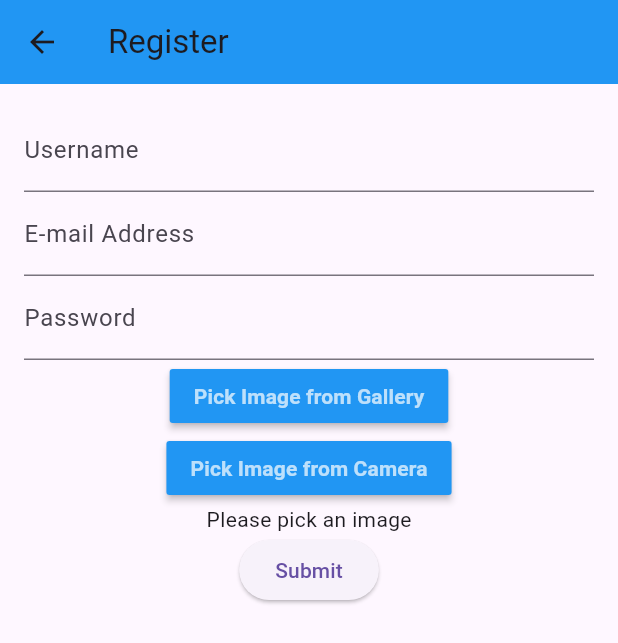
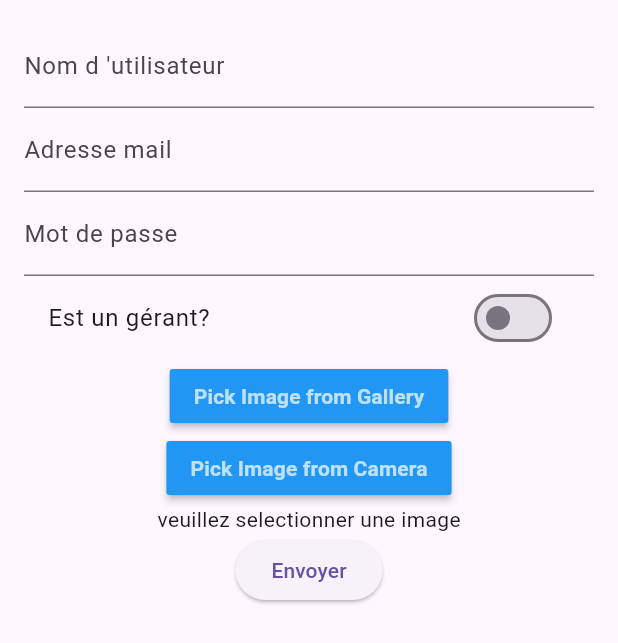
Before and after one commit to Eduardo-Cerqueira/stable, a Flutter app: the MyForm screen opened directly, on a phone screen of 412 x 824 dp. Shown: the top 643 px of the screen. Run offline on Flutter 3.47's test engine with Material 3 defaults, Android fonts, the phone set to English and light mode, and no system bars; our stand-ins replace flutter_image_compress, get, image_picker; missing offline and left inert: mongo_dart, niku.

Commit message:
ajout de admin

```diff
--- a/lib/components/login.dart
+++ b/lib/components/login.dart
@@ -98,7 +98,7 @@ class LoginFormState extends State<LoginForm> {
                           Get.snackbar('Error', 'Invalid Credentials',
                               backgroundColor: Colors.red[300]);
                         }
-                        Get.to(HomePage(user: user));
+                        Get.to(() => HomePage(user: user));
                       }
                     }
                   } else {
--- a/lib/database/create_party.dart
+++ b/lib/database/create_party.dart
@@ -11,7 +11,7 @@ class MongoDataBase {
   }
 
   static Future<void> insertEvent(String nomSoiree, String typeSoiree,
-      DateTime? selectedDate, ObjectId userID) async {
+      DateTime? selectedDate, String userID) async {
     var db = await Db.create(MONGO_URL);
     await db.open();
     inspect(db);
@@ -19,7 +19,7 @@ class MongoDataBase {
     var collection = db.collection('soirees_evenements');
     var userCollection = db.collection('users');
 
-    var user = await userCollection.findOne(where.id(userID));
+    var user = await userCollection.findOne(where.id(ObjectId.parse(userID)));
 
     if (user != null) {
       var userName = user['name'];
--- a/lib/database/party_actions.dart
+++ b/lib/database/party_actions.dart
@@ -3,12 +3,12 @@ import 'package:mongo_dart/mongo_dart.dart';
 
 class PartyActions {
   static Future<void> bringItemToParty(
-      String soireeName, String itemToBring, ObjectId userId) async {
+      String soireeName, String itemToBring, String userID) async {
     final Db db = await Db.create(MONGO_URL);
     await db.open();
     var partyCollection = db.collection('soirees_evenements');
     var userCollection = db.collection('users');
-    var user = await userCollection.findOne(where.id(userId));
+    var user = await userCollection.findOne(where.id(ObjectId.parse(userID)));
 
     Map<String, dynamic>? party =
         await partyCollection.findOne(where.eq('name', soireeName));
--- a/lib/pages/modify_pass_page.dart
+++ b/lib/pages/modify_pass_page.dart
@@ -2,8 +2,7 @@ import 'package:flutter/material.dart';
 import 'package:stable/components/modify_pass.dart';
 
 class ModifyPassPage extends StatelessWidget {
-  final dynamic user;
-  const ModifyPassPage({super.key, this.user});
+  const ModifyPassPage({Key? key}) : super(key: key);
 
   @override
   Widget build(BuildContext context) {
@@ -14,10 +13,10 @@ class ModifyPassPage extends StatelessWidget {
           backgroundColor: Colors.orange,
           title: const Text('Change Password'),
           ),
-          body: Column(
+          body: const Column(
             mainAxisAlignment: MainAxisAlignment.center,
             children: [
-              ModifyPassForm(user: user),
+              ModifyPassForm(),
             ],
         ),
       )
--- a/lib/pages/party_list_page.dart
+++ b/lib/pages/party_list_page.dart
@@ -1,5 +1,4 @@
 import 'package:flutter/material.dart';
-import 'package:mongo_dart/mongo_dart.dart' as m;
 import 'package:stable/database/list_party_database.dart';
 import 'package:stable/database/party_actions.dart';
 
@@ -66,7 +65,7 @@ class _ListeSoireesPageState extends State<ListeSoireesPage> {
     );
   }
 
-  void _addPartyItem(m.ObjectId userID) async {
+  void _addPartyItem(String userID) async {
     final itemToBring = itemToBringController.text;
     if (itemToBring.isNotEmpty && selectedSoireeIndex >= 0) {
       await PartyActions.bringItemToParty(
--- a/lib/pages/party_page.dart
+++ b/lib/pages/party_page.dart
@@ -6,13 +6,13 @@ import 'package:stable/pages/home_page.dart';
 class PartyPage extends StatefulWidget {
   final dynamic user;
 
-  const PartyPage({super.key, required this.user});
+  const PartyPage({Key? key, required this.user}) : super(key: key);
 
   @override
-  PartyPageState createState() => PartyPageState();
+  _PartyPageState createState() => _PartyPageState();
 }
 
-class PartyPageState extends State<PartyPage> {
+class _PartyPageState extends State<PartyPage> {
   final GlobalKey<FormState> _formKey = GlobalKey<FormState>();
   final TextEditingController nomSoireeController = TextEditingController();
   bool isAperoSelected = false;
@@ -64,7 +64,7 @@ class PartyPageState extends State<PartyPage> {
             title: const Text('Party Page'),
             backgroundColor: Colors.blue,
             leading: IconButton(
-                onPressed: () => Get.to(() => HomePage(user: widget.user)),
+                onPressed: () => Get.to(() => const HomePage()),
                 icon: const Icon(Icons.navigate_next))),
         body: Center(
           child: Form(
@@ -141,7 +141,7 @@ class PartyPageState extends State<PartyPage> {
                 ElevatedButton(
                   onPressed: () {
                     _submitForm();
-                    Get.to(HomePage(user: widget.user));
+                    Get.to(const HomePage());
                   },
                   child: const Text('Créer la soirée'),
                 ),
--- a/lib/pages/profile.dart
+++ b/lib/pages/profile.dart
@@ -1,7 +1,5 @@
 import 'dart:typed_data';
 import 'package:flutter/material.dart';
-import 'package:get/get.dart';
-import 'package:stable/pages/login_page.dart';
 import '../database.dart';
 import 'package:image_picker/image_picker.dart';
 import 'dart:io';
@@ -19,10 +17,11 @@ class MyForm extends StatefulWidget {
 
 class _MyFormState extends State<MyForm> {
   File? _selectedImage;
+  bool isManager = false;
 
   final _formKey = GlobalKey<FormState>();
-  final TextEditingController _usernameController = TextEditingController();
-  final TextEditingController _emailController = TextEditingController();
+  final TextEditingController _nameController = TextEditingController();
+  final TextEditingController _mailController = TextEditingController();
   final TextEditingController _passwordController = TextEditingController();
 
   var _db;
@@ -45,14 +44,15 @@ class _MyFormState extends State<MyForm> {
 
   void _submit() async {
     if (_db != null) {
-      final String username = _usernameController.text;
-      final String email = _emailController.text;
+      final String name = _nameController.text;
+      final String mail = _mailController.text;
       final String password = _passwordController.text;
       insertUsers(_db, {
-        "username": username,
-        "email": email,
+        "name": name,
+        "mail": mail,
         "password": password,
-        "image": _image
+        "image": _image,
+        "isManager": isManager // Ajouter le statut de gérant à la base de données.
       });
     } else {
       print("noDB");
@@ -106,10 +106,6 @@ class _MyFormState extends State<MyForm> {
   @override
   Widget build(BuildContext context) {
     return Scaffold(
-      appBar: AppBar(
-        backgroundColor: Colors.blue,
-        title: const Text("Register"),
-      ),
       body: Center(
         child: Padding(
           padding: const EdgeInsets.all(16.0),
@@ -118,36 +114,43 @@ class _MyFormState extends State<MyForm> {
             child: Column(
               children: <Widget>[
                 TextFormField(
-                  controller: _usernameController,
+                  controller: _nameController,
                   decoration:
-                      const InputDecoration(labelText: "Username"),
+                      const InputDecoration(labelText: "Nom d 'utilisateur"),
                   validator: (value) {
                     if (value!.isEmpty) {
-                      return 'Please enter a username.';
+                      return 'Veuillez entrer votre nom.';
                     }
                     return null;
                   },
                 ),
                 TextFormField(
-                  controller: _emailController,
-                  decoration:
-                      const InputDecoration(labelText: "E-mail Address"),
+                  controller: _mailController,
+                  decoration: const InputDecoration(labelText: "Adresse mail"),
                   validator: (value) {
                     if (value!.isEmpty) {
-                      return 'Please enter your e-mail address.';
+                      return 'Veuillez entrer votre mail.';
                     }
                     return null;
                   },
                 ),
                 TextFormField(
-                  obscureText: true,
                   controller: _passwordController,
-                  decoration: const InputDecoration(labelText: "Password"),
+                  decoration: const InputDecoration(labelText: "Mot de passe"),
                   validator: (value) {
                     if (value!.isEmpty) {
-                      return 'Please enter a password.';
+                      return 'Veuillez entrer votre mot de passe.';
                     }
                     return null;
+                  },
+                ),
+                SwitchListTile(  // Ajouter un switch pour définir le rôle de l'utilisateur.
+                  title: const Text('Est un gérant?'),
+                  value: isManager,
+                  onChanged: (bool value) {
+                    setState(() {
+                      isManager = value;
+                    });
                   },
                 ),
                 MaterialButton(
@@ -171,15 +174,14 @@ class _MyFormState extends State<MyForm> {
                 _selectedImage != null
                     ? Image.file(_selectedImage!,
                         width: 150, height: 150, fit: BoxFit.cover)
-                    : const Text("Please pick an image"),
+                    : const Text("veuillez selectionner une image"),
                 ElevatedButton(
                   onPressed: () {
                     if (_formKey.currentState!.validate()) {
                       _submit();
-                      Get.to(const LoginPage());
                     }
                   },
-                  child: const Text('Submit'),
+                  child: const Text('Envoyer'),
                 ),
               ],
             ),
--- a/lib/pages/user_details_page.dart
+++ b/lib/pages/user_details_page.dart
@@ -2,7 +2,7 @@ import 'dart:convert';
 import 'package:flutter/material.dart';
 import 'package:get/get.dart';
 import 'package:stable/models/horse.dart';
-import 'package:stable/pages/home_page.dart';
+import 'package:stable/pages/home_page.dart' as HomePage;
 import 'package:stable/pages/owner_choose_list_horse.dart';
 import 'package:stable/pages/user_horses_detail.dart';
 import 'package:stable/persistance/repository.dart';
@@ -59,7 +59,7 @@ class UserDetailsPageState extends State<UserDetailsPage> {
       appBar: AppBar(
           backgroundColor: Colors.blue,
           leading: IconButton(
-              onPressed: () => Get.to(() => const HomePage()),
+              onPressed: () => Get.to(() => const HomePage.HomePage()),
               icon: const Icon(Icons.navigate_next))),
       body: Stack(
         children: [
```
Also changed, not shown: lib/components/forgo_pass.dart (+10 -36 lines), lib/components/modify_pass.dart (+4 -24 lines), lib/pages/home_page.dart (+25 -3 lines), lib/pages/login_page.dart (+4 -18 lines), pubspec.lock, 1 other file.
